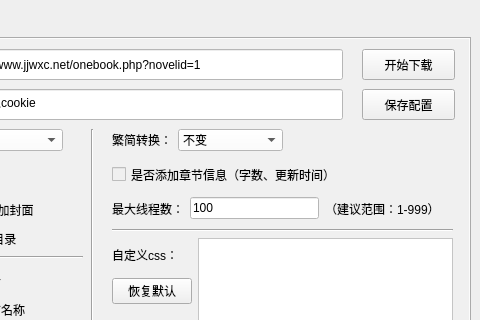
Old version of the form exe整合版/jjurl.ui in the repository 7325156/jjwxcNovelCrawler; both pictures show x 130 to 610 and y 0 to 320 of the 610 by 773 pixel window.
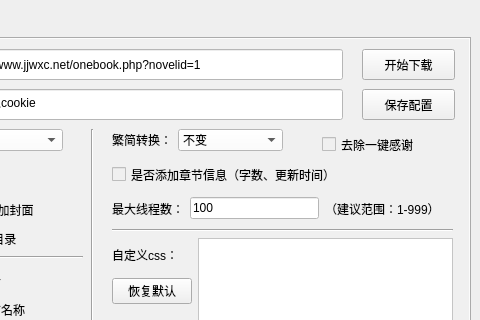
New version of the form. Icons and pictures are not drawn.

Diff of the .ui file:
```diff
--- a/exe整合版/jjurl.ui
+++ b/exe整合版/jjurl.ui
@@ -606,6 +606,19 @@
        <enum>Qt::Horizontal</enum>
       </property>
      </widget>
+     <widget class="QCheckBox" name="delthk">
+      <property name="geometry">
+       <rect>
+        <x>440</x>
+        <y>90</y>
+        <width>121</width>
+        <height>31</height>
+       </rect>
+      </property>
+      <property name="text">
+       <string>去除一键感谢</string>
+      </property>
+     </widget>
     </widget>
     <widget class="QWidget" name="tab_2">
      <attribute name="title">
```
Left out of the diff: 10 changed lines with no effect on the pictures.
